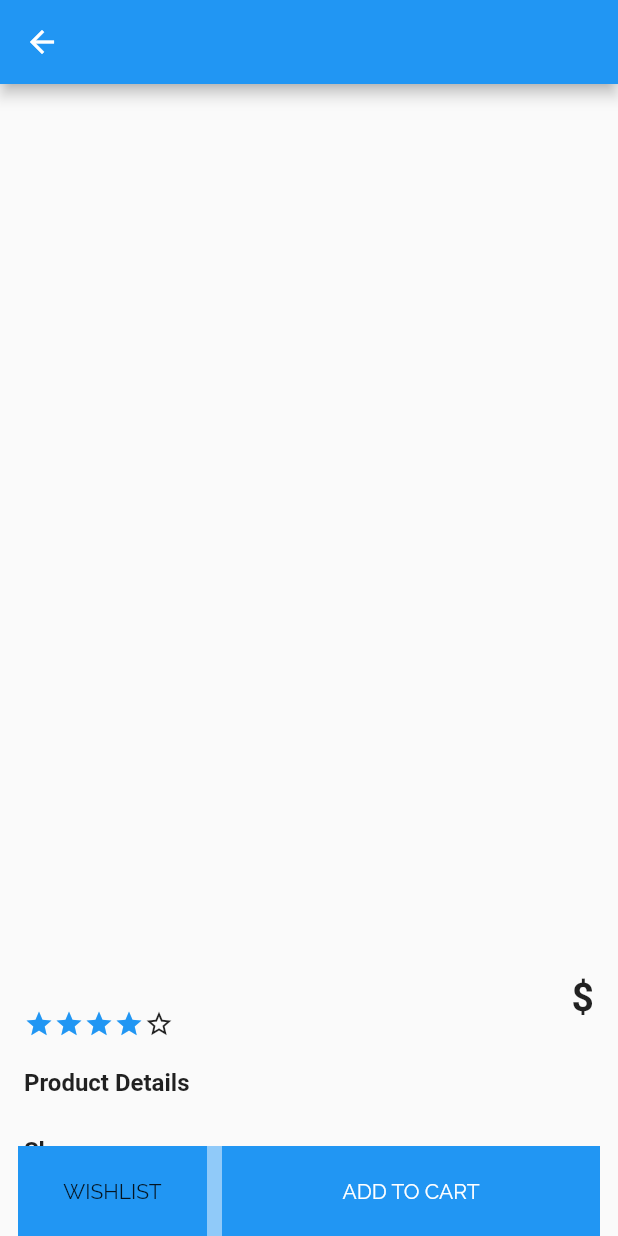
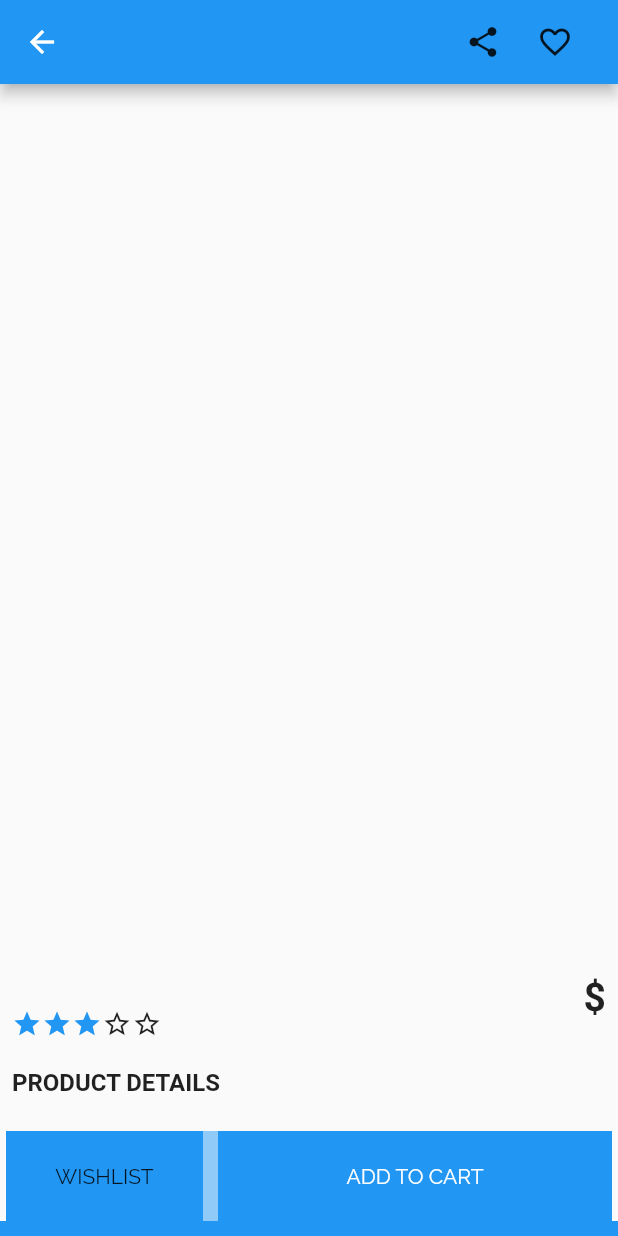
Before and after one commit to mithilesh-parmar/Flutter-E_Commerce, a Flutter app: the DetailPage screen opened directly with empty values, on a phone screen of 412 x 824 dp. Run offline on Flutter 3.47's test engine with Material 2 defaults, Android fonts, the phone set to English and light mode, and no system bars; drawn by our look-alikes of carousel_slider, smooth_star_rating; our stand-ins replace badges, flutter_icons; missing offline and left inert: lipsum; network calls fail.

```diff
--- a/lib/main.dart
+++ b/lib/main.dart
@@ -90,10 +90,7 @@ class _MyAppState extends State<MyApp> {
           ],
         ),
         key: _scaffoldKey,
-        body: Padding(
-          padding: const EdgeInsets.all(4.0),
-          child: _selectedScreen,
-        ),
+        body: _selectedScreen,
         bottomNavigationBar: BottomNavigationBar(
           type: BottomNavigationBarType.fixed,
           items: const <BottomNavigationBarItem>[
--- a/lib/screens/Detail_Page.dart
+++ b/lib/screens/Detail_Page.dart
@@ -22,16 +22,21 @@ class DetailPage extends StatefulWidget {
 
 class _DetailPageState extends State<DetailPage> {
   bool isExpanded = false;
-  bool isVariableProduct = false;
   Repository repo;
-  double rating = 4;
+  bool isFavourite = false;
+
+  Future<List<Product>> _relatedProducts;
 
   @override
   void initState() {
     // TODO: implement initState
     super.initState();
-    isVariableProduct = widget._product.type == 'variable' ? true : false;
     repo = Repository();
+    _relatedProducts = getRelatedProducts();
+  }
+
+  Future<List<Product>> getRelatedProducts() async {
+    return await repo.getRelatedProductsFor(widget._product);
   }
 
   @override
@@ -42,18 +47,36 @@ class _DetailPageState extends State<DetailPage> {
           widget._product.name,
           style: TextStyle(fontFamily: 'Raleway', fontWeight: FontWeight.w500),
         ),
+        actions: <Widget>[
+          IconButton(
+              icon: Icon(
+                Icons.share,
+                color: Theme.of(context).textTheme.title.color,
+              ),
+              onPressed: () {}),
+          IconButton(
+              icon: Icon(
+                isFavourite ? Icons.favorite : Icons.favorite_border,
+                color: Theme.of(context).textTheme.title.color,
+              ),
+              onPressed: () {
+                setState(() {
+                  isFavourite = !isFavourite;
+                });
+              }),
+          SizedBox(
+            width: 18,
+          ),
+        ],
       ),
       body: SafeArea(
-        child: Padding(
-          padding: const EdgeInsets.symmetric(horizontal: 8.0),
         child: Stack(
           children: <Widget>[
             ListView(
               children: <Widget>[
                 ImagePreview(
-                    src: widget._product.images
-                        .map((value) => value.src)
-                        .toList(),
+                  src:
+                      widget._product.images.map((value) => value.src).toList(),
                 ),
                 SizedBox(
                   height: 50,
@@ -81,11 +104,9 @@ class _DetailPageState extends State<DetailPage> {
                           padding: const EdgeInsets.only(left: 8.0),
                           child: SmoothStarRating(
                             allowHalfRating: true,
-                              onRatingChanged: (v) {
-                                rating = v;
-                              },
+                            onRatingChanged: (v) {},
                             starCount: 5,
-                              rating: rating,
+                            rating: 3,
                             size: 20.0,
                             color: Theme.of(context).accentColor,
                             borderColor:
@@ -107,11 +128,9 @@ class _DetailPageState extends State<DetailPage> {
                     ),
                   ],
                 ),
-
                 SizedBox(
                   height: 20,
                 ),
-
                 Container(
                   child: widget._product.attributes.length > 0
                       ? Padding(
@@ -124,17 +143,14 @@ class _DetailPageState extends State<DetailPage> {
                         )
                       : null,
                 ),
-
                 SizedBox(
                   height: widget._product.attributes.length > 0 ? 20 : 0,
                 ),
-
                 Padding(
                   padding: const EdgeInsets.only(left: 8.0),
                   child: Text(
-                      "Product Details",
-                      style:
-                          TextStyle(fontSize: 16, fontWeight: FontWeight.bold),
+                    "PRODUCT DETAILS",
+                    style: TextStyle(fontSize: 16, fontWeight: FontWeight.bold),
                   ),
                 ),
                 SizedBox(
@@ -160,9 +176,9 @@ class _DetailPageState extends State<DetailPage> {
                   child: GestureDetector(
                     onTap: _expand,
                     child: Text(
-                        isExpanded ? "Hide" : "Show",
-                        style: TextStyle(
-                            fontWeight: FontWeight.w700, fontSize: 16),
+                      isExpanded ? "HIDE" : "SHOW",
+                      style:
+                          TextStyle(fontWeight: FontWeight.w700, fontSize: 16),
                     ),
                   ),
                 ),
@@ -176,18 +192,17 @@ class _DetailPageState extends State<DetailPage> {
                   ),
                 ),
                 Padding(
-                    padding:
-                        const EdgeInsets.only(left: 8.0, top: 4, bottom: 8),
+                  padding: const EdgeInsets.only(left: 8.0, top: 4, bottom: 8),
                   child: Text(
-                      "View Similar".toUpperCase(),
+                    "VIEW SIMILAR".toUpperCase(),
                     style: TextStyle(fontSize: 20, fontFamily: 'Raleway'),
                   ),
                 ),
                 Container(
-                    height: 250,
+                  height: (MediaQuery.of(context).size.height)/3,
                   padding: EdgeInsets.only(left: 8),
                   child: FutureBuilder(
-                        future: repo.getRelatedProductsFor(widget._product),
+                      future: _relatedProducts,
                       builder: (context, snapshot) {
                         switch (snapshot.connectionState) {
                           case ConnectionState.none:
@@ -216,8 +231,7 @@ class _DetailPageState extends State<DetailPage> {
                                       Navigator.push(
                                           context,
                                           MaterialPageRoute(
-                                                builder: (context) =>
-                                                    DetailPage(
+                                              builder: (context) => DetailPage(
                                                   snapshot.data[pos])));
                                     },
                                     product: snapshot.data[pos],
@@ -233,7 +247,7 @@ class _DetailPageState extends State<DetailPage> {
                   padding:
                       const EdgeInsets.only(left: 16.0, top: 4, bottom: 10),
                   child: Text(
-                      "More".toUpperCase(),
+                    "MORE TO EXPLORE".toUpperCase(),
                     style: TextStyle(fontFamily: 'Raleway'),
                   ),
                 ),
@@ -283,10 +297,19 @@ class _DetailPageState extends State<DetailPage> {
                 left: 0,
                 right: 0,
                 bottom: 0,
-                  child: BottomButtonView(onWishlistClicked: (){}, onCartClicked: (){})
+                child: Column(
+                  children: <Widget>[
+                    BottomButtonView(
+                        onWishlistClicked: () {}, onCartClicked: () {}),
+                    SizedBox(
+                      height: 10,
+                      child: Container(
+                        color: Theme.of(context).primaryColor,
                       ),
+                    )
                   ],
-          ),
+                )),
+          ],
         ),
       ),
     );
--- a/lib/widgets/BottomButton.dart
+++ b/lib/widgets/BottomButton.dart
@@ -49,6 +49,7 @@ class BottomButtonView extends StatelessWidget {
                   decoration: BoxDecoration(
                     color: Theme.of(context).accentColor,
                   ),
+
                   child: Center(
                       child: Text(
                         'Add to cart'.toUpperCase(),
--- a/lib/widgets/ProductCard.dart
+++ b/lib/widgets/ProductCard.dart
@@ -122,7 +122,7 @@ class ProductDisplayCard extends StatelessWidget {
                       topRight: Radius.circular(4),
                     ),
                     image: DecorationImage(
-                        fit: BoxFit.fill,
+                        fit: BoxFit.cover,
                         image: NetworkImage(product.images[0].src))),
               ),
             ),
```
Also changed, not shown: lib/screens/Category_Page.dart (+16 -7 lines), lib/screens/ProductList_Page.dart (+65 -10 lines), lib/screens/home.dart (+10 -4 lines). Lines whose indentation alone changed are shown as unchanged.
